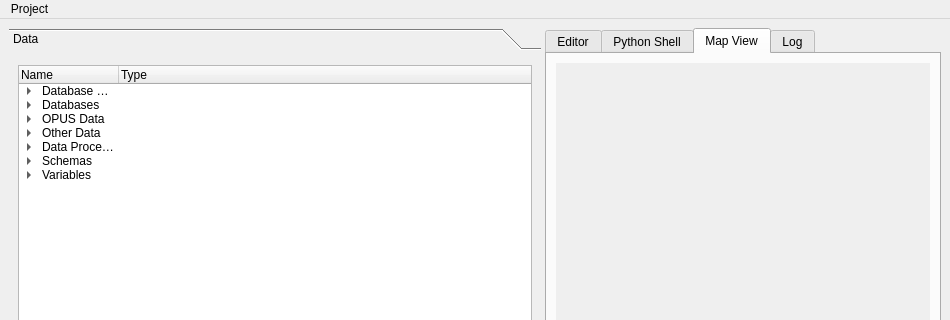
First picture: the form in opus_gui/UI_Testing/opusMain_testing.ui, repository psrc/urbansim, before the edit; both pictures show x 0 to 950 and y 0 to 320 of the 950 by 951 pixel window.
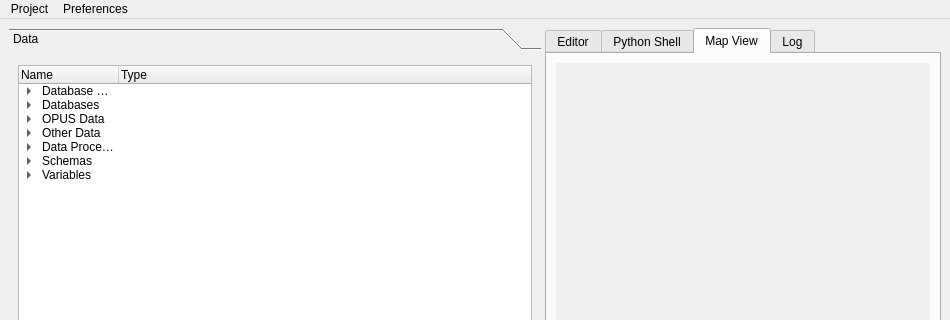
Second picture: the form after the edit. The open tabs and pages were chosen to show the change. Icons and pictures are not drawn.

What changed in the file:
```diff
--- a/opus_gui/UI_Testing/opusMain_testing.ui
+++ b/opus_gui/UI_Testing/opusMain_testing.ui
@@ -2184,7 +2184,7 @@
      <x>0</x>
      <y>0</y>
      <width>950</width>
-     <height>21</height>
+     <height>19</height>
     </rect>
    </property>
    <widget class="QMenu" name="menuProject" >
@@ -2193,8 +2193,17 @@
     </property>
     <addaction name="separator" />
     <addaction name="separator" />
+    <addaction name="actionOpen" />
+    <addaction name="actionSave" />
+    <addaction name="actionSave_As" />
+   </widget>
+   <widget class="QMenu" name="menuPreferences" >
+    <property name="title" >
+     <string>Preferences</string>
+    </property>
    </widget>
    <addaction name="menuProject" />
+   <addaction name="menuPreferences" />
   </widget>
   <widget class="QStatusBar" name="statusbar" />
   <action name="mpActionZoomOut" >
```
Left out of the diff: 33 changed lines with no effect on the pictures.
